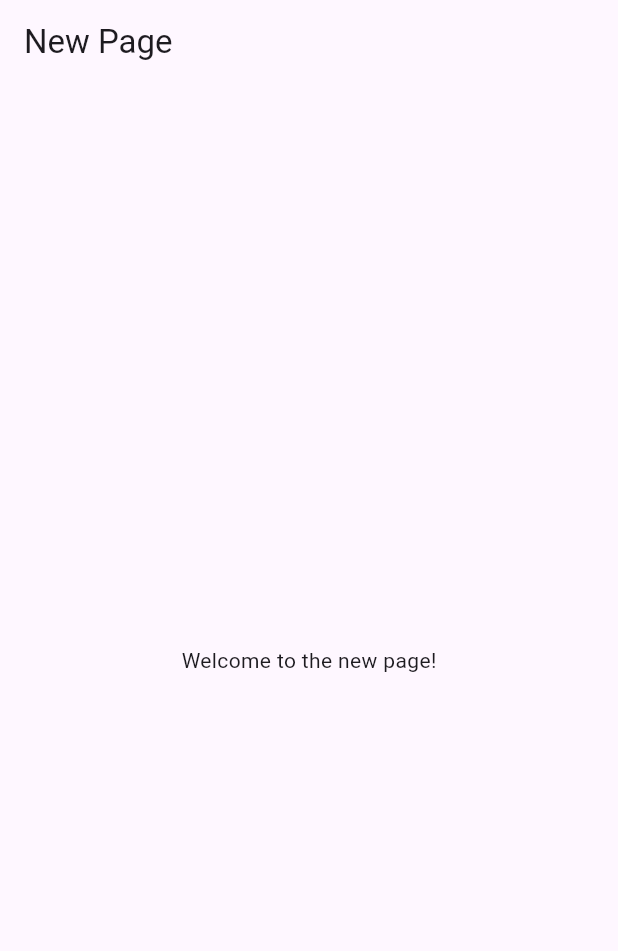
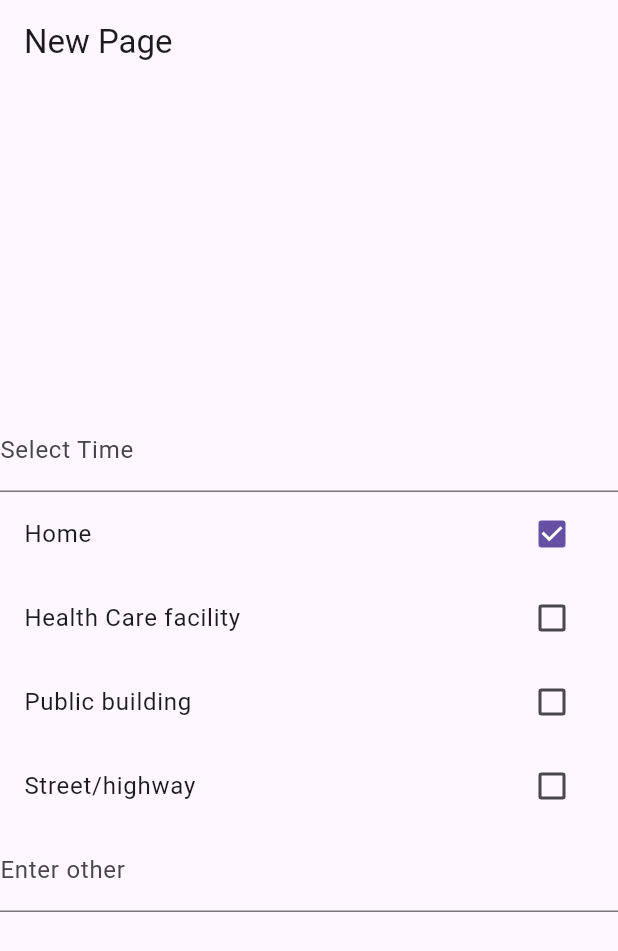
Before and after one commit to Valvahen/EmApp, a Flutter app: the NewPage screen opened directly, on a phone screen of 412 x 824 dp. Shown: the top 951 px of the screen. Run offline on Flutter 3.47's test engine with Material 3 defaults, Android fonts, the phone set to English and light mode, and no system bars.

Commit message:
second_table

```diff
--- a/lib/login_page.dart
+++ b/lib/login_page.dart
@@ -70,15 +70,107 @@ class _LoginPageState extends State<LoginPage> {
   }
 }
 
-class NewPage extends StatelessWidget {
+class NewPage extends StatefulWidget {
+  @override
+  _NewPageState createState() => _NewPageState();
+}
+
+class _NewPageState extends State<NewPage> {
+  TimeOfDay selectedTime = TimeOfDay.now();
+  Set<String> selectedCheckboxes = {"Home"};
+  TextEditingController otherTextFieldController = TextEditingController();
+
   @override
   Widget build(BuildContext context) {
     return Scaffold(
       appBar: AppBar(
         title: Text('New Page'),
       ),
-      body: Center(
-        child: Text('Welcome to the new page!'),
+      body: Column(
+        mainAxisAlignment: MainAxisAlignment.center,
+        children: [
+          // Time text field
+          TextField(
+            decoration: InputDecoration(
+              labelText: 'Select Time',
+            ),
+            onTap: () async {
+              final TimeOfDay? newTime = await showTimePicker(
+                context: context,
+                initialTime: selectedTime,
+              );
+              if (newTime != null) {
+                setState(() {
+                  selectedTime = newTime;
+                });
+              }
+            },
+          ),
+          // Checkboxes
+          Column(
+            children: [
+              CheckboxListTile(
+                title: Text('Home'),
+                value: selectedCheckboxes.contains('Home'),
+                onChanged: (value) {
+                  setState(() {
+                    if (value!) {
+                      selectedCheckboxes.add('Home');
+                    } else {
+                      selectedCheckboxes.remove('Home');
+                    }
+                  });
+                },
+              ),
+              CheckboxListTile(
+                title: Text('Health Care facility'),
+                value: selectedCheckboxes.contains('Health Care facility'),
+                onChanged: (value) {
+                  setState(() {
+                    if (value!) {
+                      selectedCheckboxes.add('Health Care facility');
+                    } else {
+                      selectedCheckboxes.remove('Health Care facility');
+                    }
+                  });
+                },
+              ),
+              CheckboxListTile(
+                title: Text('Public building'),
+                value: selectedCheckboxes.contains('Public building'),
+                onChanged: (value) {
+                  setState(() {
+                    if (value!) {
+                      selectedCheckboxes.add('Public building');
+                    } else {
+                      selectedCheckboxes.remove('Public building');
+                    }
+                  });
+                },
+              ),
+              CheckboxListTile(
+                title: Text('Street/highway'),
+                value: selectedCheckboxes.contains('Street/highway'),
+                onChanged: (value) {
+                  setState(() {
+                    if (value!) {
+                      selectedCheckboxes.add('Street/highway');
+                    } else {
+                      selectedCheckboxes.remove('Street/highway');
+                    }
+                  });
+                },
+              ),
+            ],
+          ),
+          // Text field for others
+          TextField(
+            controller: otherTextFieldController,
+            decoration: InputDecoration(
+              labelText: 'Enter other',
+            ),
+          ),
+        ],
       ),
     );
   }
```
